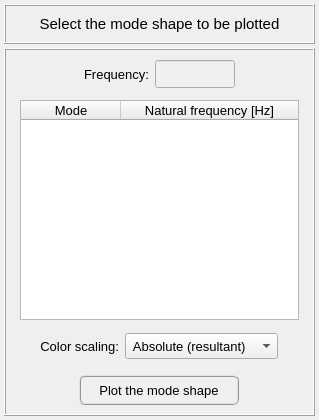
Old version of the form pulse/interface/ui_files/plots/results/structural/plot_structural_mode_shape.ui in the repository open-pulse/OpenPulse.
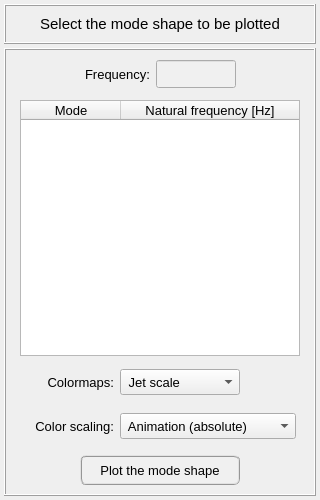
New version of the form.

Commit message: Reordering the animation scale color controls

The edit to the form file:
```diff
--- a/pulse/interface/ui_files/plots/results/structural/plot_structural_mode_shape.ui
+++ b/pulse/interface/ui_files/plots/results/structural/plot_structural_mode_shape.ui
@@ -6,14 +6,14 @@
    <rect>
     <x>0</x>
     <y>0</y>
-    <width>319</width>
-    <height>420</height>
+    <width>320</width>
+    <height>500</height>
    </rect>
   </property>
   <property name="maximumSize">
    <size>
     <width>16777215</width>
-    <height>420</height>
+    <height>16777215</height>
    </size>
   </property>
   <property name="windowTitle">
@@ -153,6 +153,79 @@
       <property name="spacing">
        <number>4</number>
       </property>
+      <item row="4" column="0">
+       <widget class="QFrame" name="frame_button">
+        <property name="minimumSize">
+         <size>
+          <width>0</width>
+          <height>40</height>
+         </size>
+        </property>
+        <property name="maximumSize">
+         <size>
+          <width>16777215</width>
+          <height>40</height>
+         </size>
+        </property>
+        <property name="frameShape">
+         <enum>QFrame::NoFrame</enum>
+        </property>
+        <property name="frameShadow">
+         <enum>QFrame::Raised</enum>
+        </property>
+        <layout class="QGridLayout" name="gridLayout_7">
+         <property name="leftMargin">
+          <number>0</number>
+         </property>
+         <property name="topMargin">
+          <number>0</number>
+         </property>
+         <property name="rightMargin">
+          <number>0</number>
+         </property>
+         <property name="bottomMargin">
+          <number>0</number>
+         </property>
+         <property name="spacing">
+          <number>0</number>
+         </property>
+         <item row="0" column="0">
+          <widget class="QPushButton" name="pushButton_plot">
+           <property name="minimumSize">
+            <size>
+             <width>160</width>
+             <height>30</height>
+            </size>
+           </property>
+           <property name="maximumSize">
+            <size>
+             <width>160</width>
+             <height>30</height>
+            </size>
+           </property>
+           <property name="font">
+            <font>
+             <family>MS Shell Dlg 2</family>
+             <pointsize>10</pointsize>
+             <weight>50</weight>
+             <italic>false</italic>
+             <bold>false</bold>
+            </font>
+           </property>
+           <property name="styleSheet">
+            <string notr="true">QPushButton{border-radius: 6px; border-color: rgb(150, 150, 150); border-style: ridge; border-width: 2px; color: rgb(0, 0, 0); background-color: rgb(240, 240, 240)}
+QPushButton:hover{border-radius: 6px; border-color: rgb(0, 170, 255); border-style: ridge; border-width: 2px; color: rgb(0, 0, 0); background-color: rgba(174, 213, 255, 100)}
+QPushButton:pressed{border-radius: 6px; border-color: rgb(0, 170, 255); border-style: ridge; border-width: 2px; color: rgb(0, 0, 0); background-color: rgb(174, 213, 255)}
+QPushButton:disabled{border-radius: 6px; border-color: rgb(150, 150, 150); border-style: ridge; border-width: 0px; color: rgb(150,150, 150); background-color: rgb(220, 220, 220)}</string>
+           </property>
+           <property name="text">
+            <string>Plot the mode shape</string>
+           </property>
+          </widget>
+         </item>
+        </layout>
+       </widget>
+      </item>
       <item row="0" column="0">
        <widget class="QFrame" name="frame_5">
         <property name="minimumSize">
@@ -380,7 +453,7 @@
         </layout>
        </widget>
       </item>
-      <item row="2" column="0">
+      <item row="3" column="0">
        <widget class="QFrame" name="frame_scalling2">
         <property name="minimumSize">
          <size>
@@ -443,13 +516,13 @@
           <widget class="QLabel" name="label_2">
            <property name="minimumSize">
             <size>
-             <width>0</width>
+             <width>90</width>
              <height>26</height>
             </size>
            </property>
            <property name="maximumSize">
             <size>
-             <width>16777215</width>
+             <width>90</width>
              <height>26</height>
             </size>
            </property>
@@ -470,13 +543,13 @@
           <widget class="QComboBox" name="comboBox_color_scale">
            <property name="minimumSize">
             <size>
-             <width>0</width>
+             <width>176</width>
              <height>26</height>
             </size>
            </property>
            <property name="maximumSize">
             <size>
-             <width>16777215</width>
+             <width>176</width>
              <height>26</height>
             </size>
            </property>
@@ -485,6 +558,26 @@
              <pointsize>10</pointsize>
             </font>
            </property>
+           <item>
+            <property name="text">
+             <string> Animation (absolute)</string>
+            </property>
+           </item>
+           <item>
+            <property name="text">
+             <string> Animation (Ux)</string>
+            </property>
+           </item>
+           <item>
+            <property name="text">
+             <string> Animation (Uy)</string>
+            </property>
+           </item>
+           <item>
+            <property name="text">
+             <string> Animation (Uz)</string>
+            </property>
+           </item>
            <item>
             <property name="text">
              <string> Absolute (resultant)</string>
@@ -560,8 +653,8 @@
         </layout>
        </widget>
       </item>
-      <item row="3" column="0">
-       <widget class="QFrame" name="frame_button">
+      <item row="2" column="0">
+       <widget class="QFrame" name="frame">
         <property name="minimumSize">
          <size>
           <width>0</width>
@@ -580,7 +673,7 @@
         <property name="frameShadow">
          <enum>QFrame::Raised</enum>
         </property>
-        <layout class="QGridLayout" name="gridLayout_7">
+        <layout class="QGridLayout" name="gridLayout_13">
          <property name="leftMargin">
           <number>0</number>
          </property>
@@ -593,43 +686,162 @@
          <property name="bottomMargin">
           <number>0</number>
          </property>
-         <property name="spacing">
-          <number>0</number>
-         </property>
-         <item row="0" column="0">
-          <widget class="QPushButton" name="pushButton_plot">
+         <item row="0" column="2">
+          <widget class="QFrame" name="frame_7">
            <property name="minimumSize">
             <size>
-             <width>160</width>
-             <height>30</height>
+             <width>176</width>
+             <height>0</height>
             </size>
            </property>
            <property name="maximumSize">
             <size>
-             <width>160</width>
-             <height>30</height>
+             <width>176</width>
+             <height>16777215</height>
+            </size>
+           </property>
+           <property name="frameShape">
+            <enum>QFrame::NoFrame</enum>
+           </property>
+           <property name="frameShadow">
+            <enum>QFrame::Raised</enum>
+           </property>
+           <layout class="QGridLayout" name="gridLayout_14">
+            <property name="leftMargin">
+             <number>0</number>
+            </property>
+            <property name="topMargin">
+             <number>0</number>
+            </property>
+            <property name="rightMargin">
+             <number>0</number>
+            </property>
+            <property name="bottomMargin">
+             <number>0</number>
+            </property>
+            <property name="spacing">
+             <number>0</number>
+            </property>
+            <item row="0" column="0">
+             <widget class="QComboBox" name="comboBox_colormaps">
+              <property name="minimumSize">
+               <size>
+                <width>120</width>
+                <height>26</height>
+               </size>
+              </property>
+              <property name="maximumSize">
+               <size>
+                <width>176</width>
+                <height>26</height>
+               </size>
+              </property>
+              <property name="font">
+               <font>
+                <pointsize>10</pointsize>
+               </font>
+              </property>
+              <item>
+               <property name="text">
+                <string> Jet scale</string>
+               </property>
+              </item>
+              <item>
+               <property name="text">
+                <string> Virids scale</string>
+               </property>
+              </item>
+              <item>
+               <property name="text">
+                <string> Inferno scale</string>
+               </property>
+              </item>
+              <item>
+               <property name="text">
+                <string> Magma scale</string>
+               </property>
+              </item>
+              <item>
+               <property name="text">
+                <string> Plasma scale</string>
+               </property>
+              </item>
+              <item>
+               <property name="text">
+                <string> Grayscale</string>
+               </property>
+              </item>
+             </widget>
+            </item>
+            <item row="0" column="1">
+             <spacer name="horizontalSpacer_11">
+              <property name="orientation">
+               <enum>Qt::Horizontal</enum>
+              </property>
+              <property name="sizeHint" stdset="0">
+               <size>
+                <width>40</width>
+                <height>20</height>
+               </size>
+              </property>
+             </spacer>
+            </item>
+           </layout>
+          </widget>
+         </item>
+         <item row="0" column="3">
+          <spacer name="horizontalSpacer_12">
+           <property name="orientation">
+            <enum>Qt::Horizontal</enum>
+           </property>
+           <property name="sizeHint" stdset="0">
+            <size>
+             <width>40</width>
+             <height>20</height>
+            </size>
+           </property>
+          </spacer>
+         </item>
+         <item row="0" column="1">
+          <widget class="QLabel" name="label_6">
+           <property name="minimumSize">
+            <size>
+             <width>90</width>
+             <height>26</height>
+            </size>
+           </property>
+           <property name="maximumSize">
+            <size>
+             <width>90</width>
+             <height>26</height>
             </size>
            </property>
            <property name="font">
             <font>
-             <family>MS Shell Dlg 2</family>
              <pointsize>10</pointsize>
-             <weight>50</weight>
-             <italic>false</italic>
-             <bold>false</bold>
             </font>
            </property>
-           <property name="styleSheet">
-            <string notr="true">QPushButton{border-radius: 6px; border-color: rgb(150, 150, 150); border-style: ridge; border-width: 2px; color: rgb(0, 0, 0); background-color: rgb(240, 240, 240)}
-QPushButton:hover{border-radius: 6px; border-color: rgb(0, 170, 255); border-style: ridge; border-width: 2px; color: rgb(0, 0, 0); background-color: rgba(174, 213, 255, 100)}
-QPushButton:pressed{border-radius: 6px; border-color: rgb(0, 170, 255); border-style: ridge; border-width: 2px; color: rgb(0, 0, 0); background-color: rgb(174, 213, 255)}
-QPushButton:disabled{border-radius: 6px; border-color: rgb(150, 150, 150); border-style: ridge; border-width: 0px; color: rgb(150,150, 150); background-color: rgb(220, 220, 220)}</string>
-           </property>
            <property name="text">
-            <string>Plot the mode shape</string>
+            <string>Colormaps:</string>
+           </property>
+           <property name="alignment">
+            <set>Qt::AlignRight|Qt::AlignTrailing|Qt::AlignVCenter</set>
            </property>
           </widget>
          </item>
+         <item row="0" column="0">
+          <spacer name="horizontalSpacer_13">
+           <property name="orientation">
+            <enum>Qt::Horizontal</enum>
+           </property>
+           <property name="sizeHint" stdset="0">
+            <size>
+             <width>40</width>
+             <height>20</height>
+            </size>
+           </property>
+          </spacer>
+         </item>
         </layout>
        </widget>
       </item>
```
Left out of the diff: 72 changed lines with no effect on the pictures. The commit also changes 14 other files.
